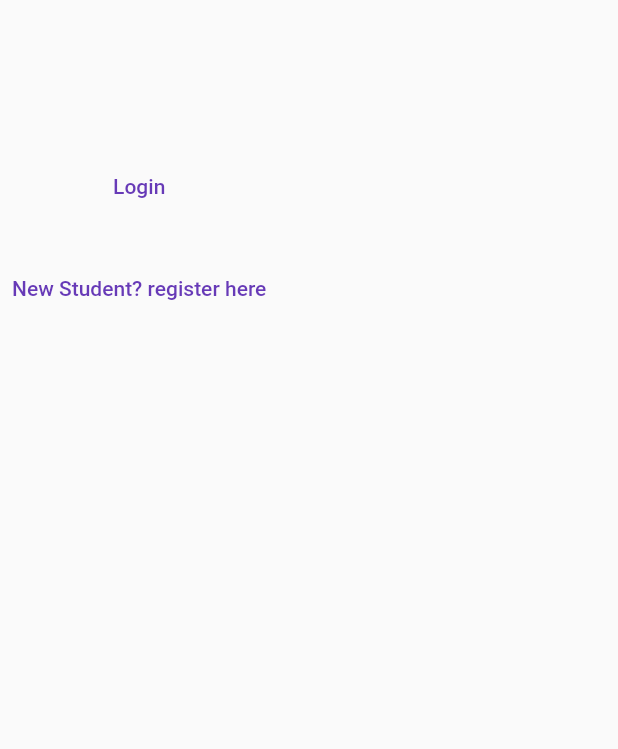
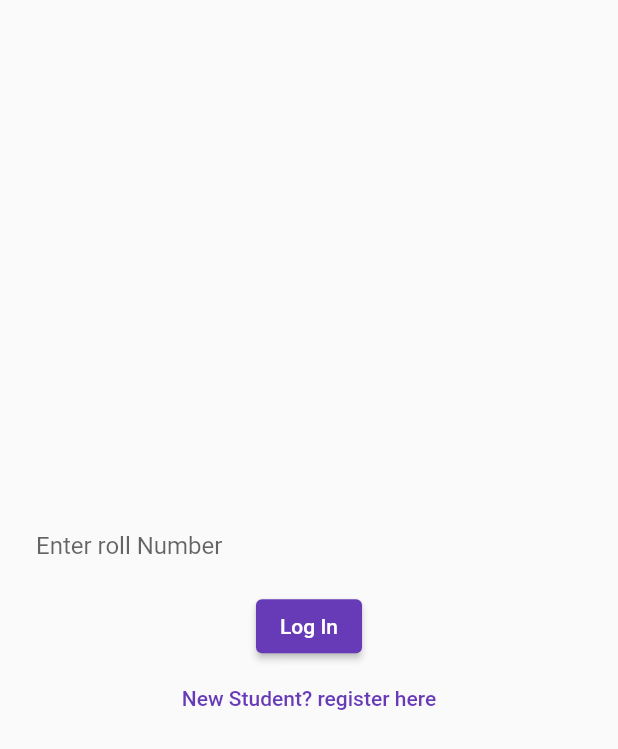
Before and after one commit to iwilder53/attendance, a Flutter app: the screen it shows after launch, on a phone screen of 412 x 824 dp. Shown: the top 749 px of the screen. Run offline on Flutter 3.47's test engine with Material 2 defaults, Android fonts, the phone set to English and light mode, and no system bars.

```diff
--- a/ghrccst_attendance_app/lib/main.dart
+++ b/ghrccst_attendance_app/lib/main.dart
@@ -36,7 +36,7 @@ class MyApp extends StatelessWidget {
             primarySwatch: Colors.deepPurple,
           ),
           onGenerateRoute: generateRoute,
-          home: const LoginScreen()),
+          home: LoginScreen()),
     );
   }
 }
--- a/ghrccst_attendance_app/lib/main_screen.dart
+++ b/ghrccst_attendance_app/lib/main_screen.dart
@@ -16,7 +16,6 @@ class _MyHomePageState extends State<MyHomePage> {
     // TODO: implement initState
     super.initState();
   }
-
 
   @override
   Widget build(BuildContext context) {
@@ -65,7 +64,8 @@ class _MyHomePageState extends State<MyHomePage> {
               ),
               ElevatedButton(
                   onPressed: (() => {
-                /*         studentDetails.markAttendance(
+                        studentDetails.markAttendance("DEM")
+                        /*         studentDetails.markAttendance(
                             student,
                             student.lectures
                                 .first) //create a new currentLecture variable */
--- a/ghrccst_attendance_app/lib/models/student_model.dart
+++ b/ghrccst_attendance_app/lib/models/student_model.dart
@@ -1,4 +1,3 @@
-import 'lecture_model.dart';
 
 class Student {
   String name;
@@ -6,7 +5,7 @@ class Student {
   String course;
   String section;
   String semester;
-  String roll;
+  int roll;
 
   Student(
       {required this.course,
--- a/ghrccst_attendance_app/lib/navigation/navigationService.dart
+++ b/ghrccst_attendance_app/lib/navigation/navigationService.dart
@@ -15,7 +15,7 @@ Route<dynamic> generateRoute(RouteSettings settings) {
     case NamedRoute.registerScreen:
       return _getPageRoute(NewStudentScreen());
     default:
-      return _getPageRoute(const LoginScreen());
+      return _getPageRoute(LoginScreen());
   }
 }
 
--- a/ghrccst_attendance_app/lib/providers/student_provider.dart
+++ b/ghrccst_attendance_app/lib/providers/student_provider.dart
@@ -20,10 +20,10 @@ class StudentProvider extends ChangeNotifier {
       section: 'a',
       semester: '1'); */
 
-  Future<Student> login() async {
+  Future<bool> login(String roll) async {
     final loginUrl = Uri.parse('$server/api/user/login');
     try {
-      final body = json.encode({"name": "yash", "id": 22});
+      final body = json.encode({"id": roll});
       var loginState =
           await (http.post(loginUrl, headers: headers, body: body));
       print(loginState.body);
@@ -33,10 +33,10 @@ class StudentProvider extends ChangeNotifier {
         attendance.add(studentData['attendance'][i]);
       }
       setStudentData(studentData['result']);
-      return student;
+      return true;
     } on HttpException catch (e) {
       print(e);
-      return student;
+      return false;
     }
   }
 
@@ -79,7 +79,7 @@ class StudentProvider extends ChangeNotifier {
     });
 
     var result = await http.post(headers: headers, attendanceUrl, body: _body);
-
+    print(json.decode(result.body));
   }
 
   List<DaysLectures> todaysLectures = [
--- a/ghrccst_attendance_app/lib/screens/login.dart
+++ b/ghrccst_attendance_app/lib/screens/login.dart
@@ -6,31 +6,42 @@ import 'package:provider/provider.dart';
 import '../providers/student_provider.dart';
 
 class LoginScreen extends StatelessWidget {
-  const LoginScreen({super.key});
+  LoginScreen({super.key});
 
-  login(context) {
-    final res = Provider.of<StudentProvider>(context, listen: false)
-        .login()
-        .then((value) => push(context, NamedRoute.homeScreen));
-  }
+  late TextEditingController rollController = TextEditingController();
 
   @override
   Widget build(BuildContext context) {
     return Scaffold(
-      body: Column(
+      body: Padding(
+        padding: const EdgeInsets.all(24.0),
+        child: Column(
+          mainAxisAlignment: MainAxisAlignment.center,
           children: [
-          const SizedBox(
-            height: 100,
+            TextField(
+              decoration: const InputDecoration(
+                  border: InputBorder.none,
+                  labelText: 'Enter roll Number',
+                  hintText: 'Enter your id number from your ID card',
+                  hintStyle: TextStyle(fontSize: 14)),
+              controller: rollController,
             ),
-          TextButton(onPressed: () => login(context), child: Text('Login')),
-          const SizedBox(
-            height: 20,
-          ),
+            ElevatedButton(
+                onPressed: () async {
+                  final login =
+                      await Provider.of<StudentProvider>(context, listen: false)
+                          .login(rollController.text.trim());
+                  if (login) {
+                    push(context, NamedRoute.homeScreen);
+                  }
+                },
+                child: Text('Log In')),
             TextButton(
                 onPressed: () => push(context, NamedRoute.registerScreen),
                 child: const Text('New Student? register here')),
           ],
         ),
+      ),
     );
   }
 }
```
Also changed, not shown: ghrccst_attendance_app/lib/screens/register.dart (+13 -6 lines). Lines whose indentation alone changed are shown as unchanged.
